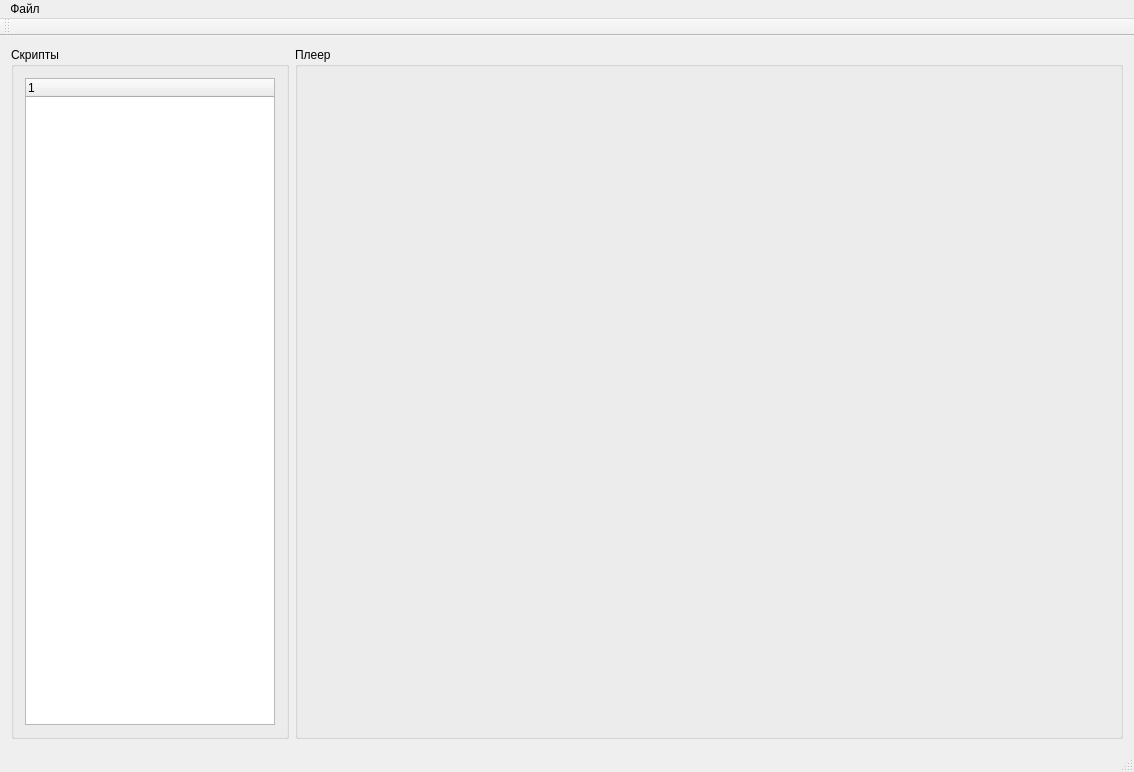
Old version of the form sd_editor/mainwindow.ui in the repository andreili/School-Days.
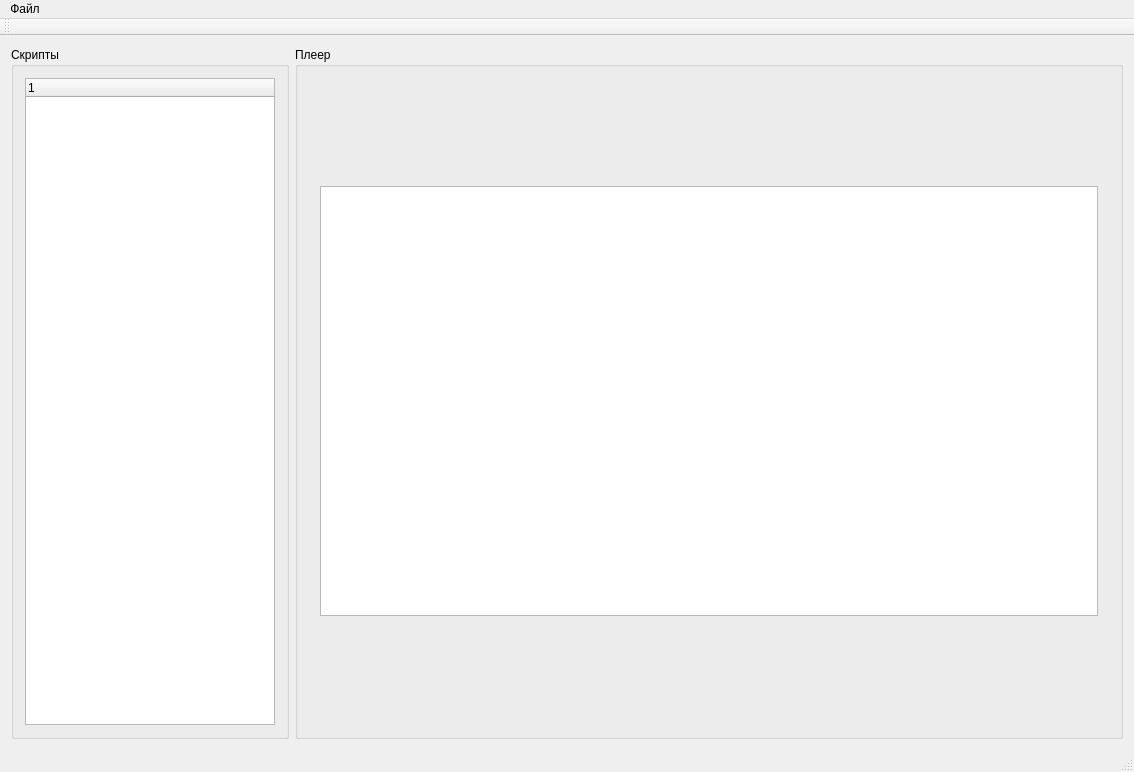
New version of the form.

Diff of the .ui file:
```diff
--- a/sd_editor/mainwindow.ui
+++ b/sd_editor/mainwindow.ui
@@ -59,6 +59,11 @@
            <height>452</height>
           </size>
          </property>
+         <layout class="QGridLayout" name="gridLayout">
+          <item row="0" column="0">
+           <widget class="QGraphicsView" name="graphicsView"/>
+          </item>
+         </layout>
         </widget>
        </item>
       </layout>
```
Left out of the diff: 2 changed lines with no effect on the pictures.
